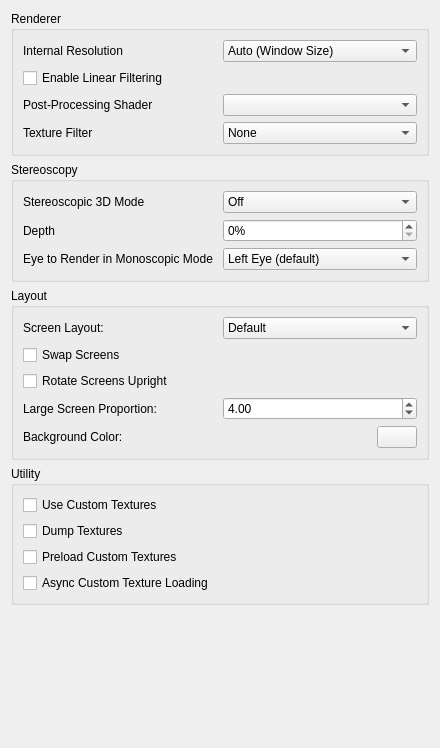
Old version of the form src/citra_qt/configuration/configure_enhancements.ui in the repository rtiangha/bravely-offline-citra.
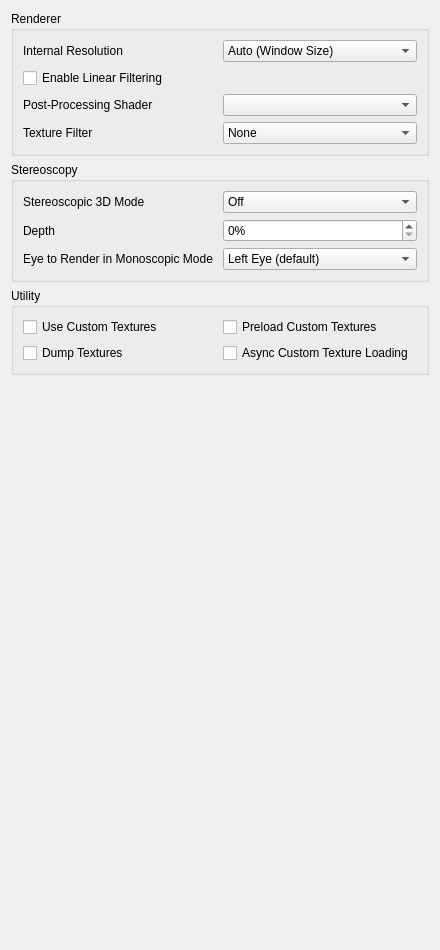
New version of the form.

Commit message: citra_qt: Add Custom Layout editor (#164)

What changed in the file:
```diff
--- a/src/citra_qt/configuration/configure_enhancements.ui
+++ b/src/citra_qt/configuration/configure_enhancements.ui
@@ -7,7 +7,7 @@
     <x>0</x>
     <y>0</y>
     <width>440</width>
-    <height>748</height>
+    <height>950</height>
    </rect>
   </property>
   <property name="minimumSize">
@@ -25,7 +25,7 @@
      <property name="title">
       <string>Renderer</string>
      </property>
-     <layout class="QVBoxLayout" name="verticalLayout_6">
+     <layout class="QVBoxLayout" name="verticalLayout_3">
       <item>
        <widget class="QWidget" name="widget_resolution" native="true">
         <layout class="QHBoxLayout" name="horizontalLayout">
@@ -264,7 +264,7 @@
      </property>
      <layout class="QVBoxLayout" name="verticalLayout_4">
       <item>
-       <layout class="QHBoxLayout" name="horizontalLayout_5">
+       <layout class="QHBoxLayout" name="horizontalLayout_4">
         <item>
          <widget class="QLabel" name="label_4">
           <property name="text">
@@ -304,7 +304,7 @@
        </layout>
       </item>
       <item>
-       <layout class="QHBoxLayout" name="horizontalLayout_7">
+       <layout class="QHBoxLayout" name="horizontalLayout_5">
         <item>
          <widget class="QLabel" name="label_3">
           <property name="text">
@@ -358,168 +358,13 @@
      </layout>
     </widget>
    </item>
-   <item>
-    <widget class="QGroupBox" name="layout_group">
-     <property name="title">
-      <string>Layout</string>
-     </property>
-     <layout class="QVBoxLayout" name="verticalLayout_3">
-      <item>
-       <widget class="QWidget" name="widget_layout" native="true">
-        <layout class="QHBoxLayout" name="screen_layout_group">
-         <property name="leftMargin">
-          <number>0</number>
-         </property>
-         <property name="topMargin">
-          <number>0</number>
-         </property>
-         <property name="rightMargin">
-          <number>0</number>
-         </property>
-         <property name="bottomMargin">
-          <number>0</number>
-         </property>
-         <item>
-          <widget class="QLabel" name="layout_label">
-           <property name="text">
-            <string>Screen Layout:</string>
-           </property>
-          </widget>
-         </item>
-         <item>
-          <widget class="QComboBox" name="layout_combobox">
-           <item>
-            <property name="text">
-             <string>Default</string>
-            </property>
-           </item>
-           <item>
-            <property name="text">
-             <string>Single Screen</string>
-            </property>
-           </item>
-           <item>
-            <property name="text">
-             <string>Large Screen</string>
-            </property>
-           </item>
-           <item>
-            <property name="text">
-             <string>Side by Side</string>
-            </property>
-           </item>
-           <item>
-            <property name="text">
-             <string>Separate Windows</string>
-            </property>
-           </item>
-           <item>
-            <property name="text">
-             <string>Hybrid Screen</string>
-            </property>
-           </item>
-          </widget>
-         </item>
-        </layout>
-       </widget>
-      </item>
-      <item>
-       <widget class="QCheckBox" name="toggle_swap_screen">
-        <property name="text">
-         <string>Swap Screens</string>
-        </property>
-       </widget>
-      </item>
-      <item>
-       <widget class="QCheckBox" name="toggle_upright_screen">
-        <property name="text">
-         <string>Rotate Screens Upright</string>
-        </property>
-       </widget>
-      </item>
-      <item>
-       <widget class="QWidget" name="widget" native="true">
-        <layout class="QHBoxLayout" name="proportion_layout">
-         <property name="leftMargin">
-          <number>0</number>
-         </property>
-         <property name="topMargin">
-          <number>0</number>
-         </property>
-         <property name="rightMargin">
-          <number>0</number>
-         </property>
-         <property name="bottomMargin">
-          <number>0</number>
-         </property>
-         <item>
-          <widget class="QLabel" name="label_31">
-           <property name="text">
-            <string>Large Screen Proportion:</string>
-           </property>
-          </widget>
-         </item>
-         <item>
-          <widget class="QDoubleSpinBox" name="large_screen_proportion">
-           <property name="minimum">
-            <double>1.000000000000000</double>
-           </property>
-           <property name="maximum">
-            <double>16.000000000000000</double>
-           </property>
-           <property name="value">
-            <double>4.000000000000000</double>
-           </property>
-          </widget>
-         </item>
-        </layout>
-       </widget>
-      </item>
-      <item>
-       <widget class="QWidget" name="bg_color_group" native="true">
-        <layout class="QHBoxLayout" name="bg_color_group_2">
-         <property name="leftMargin">
-          <number>0</number>
-         </property>
-         <property name="topMargin">
-          <number>0</number>
-         </property>
-         <property name="rightMargin">
-          <number>0</number>
-         </property>
-         <property name="bottomMargin">
-          <number>0</number>
-         </property>
-         <item>
-          <widget class="QLabel" name="bg_label">
-           <property name="text">
-            <string>Background Color:</string>
-           </property>
-          </widget>
-         </item>
-         <item>
-          <widget class="QPushButton" name="bg_button">
-           <property name="maximumSize">
-            <size>
-             <width>40</width>
-             <height>16777215</height>
-            </size>
-           </property>
-          </widget>
-         </item>
-        </layout>
-       </widget>
-      </item>
-     </layout>
-    </widget>
-   </item>
    <item>
     <widget class="QGroupBox" name="utilityBox">
      <property name="title">
       <string>Utility</string>
      </property>
-     <layout class="QVBoxLayout" name="verticalLayout_8">
-      <item>
+     <layout class="QGridLayout" name="gridLayout_1">
+      <item row="1" column="0">
        <widget class="QCheckBox" name="toggle_custom_textures">
         <property name="toolTip">
          <string>&lt;html&gt;&lt;head/&gt;&lt;body&gt;&lt;p&gt;Replace textures with PNG files.&lt;/p&gt;&lt;p&gt;Textures are loaded from load/textures/[Title ID]/.&lt;/p&gt;&lt;/body&gt;&lt;/html&gt;</string>
@@ -529,7 +374,7 @@
         </property>
        </widget>
       </item>
-      <item>
+      <item row="2" column="0">
        <widget class="QCheckBox" name="toggle_dump_textures">
         <property name="toolTip">
          <string>&lt;html&gt;&lt;head/&gt;&lt;body&gt;&lt;p&gt;Dump textures to PNG files.&lt;/p&gt;&lt;p&gt;Textures are dumped to dump/textures/[Title ID]/.&lt;/p&gt;&lt;/body&gt;&lt;/html&gt;</string>
@@ -539,7 +384,7 @@
         </property>
        </widget>
       </item>
-      <item>
+      <item row="1" column="1">
        <widget class="QCheckBox" name="toggle_preload_textures">
         <property name="toolTip">
          <string>&lt;html&gt;&lt;head/&gt;&lt;body&gt;&lt;p&gt;Load all custom textures into memory on boot, instead of loading them when the game requires them.&lt;/p&gt;&lt;/body&gt;&lt;/html&gt;</string>
@@ -549,7 +394,7 @@
         </property>
        </widget>
       </item>
-      <item>
+      <item row="2" column="1">
        <widget class="QCheckBox" name="toggle_async_custom_loading">
         <property name="toolTip">
          <string>&lt;html&gt;&lt;head/&gt;&lt;body&gt;&lt;p&gt;Load custom textures asynchronously with background threads to reduce loading stutter&lt;/p&gt;&lt;/body&gt;&lt;/html&gt;</string>
@@ -570,7 +415,7 @@
      <property name="sizeHint" stdset="0">
       <size>
        <width>20</width>
-       <height>165</height>
+       <height>270</height>
       </size>
      </property>
     </spacer>
```
Left out of the diff: 25 changed lines with no effect on the pictures. The commit also changes 22 other files.
